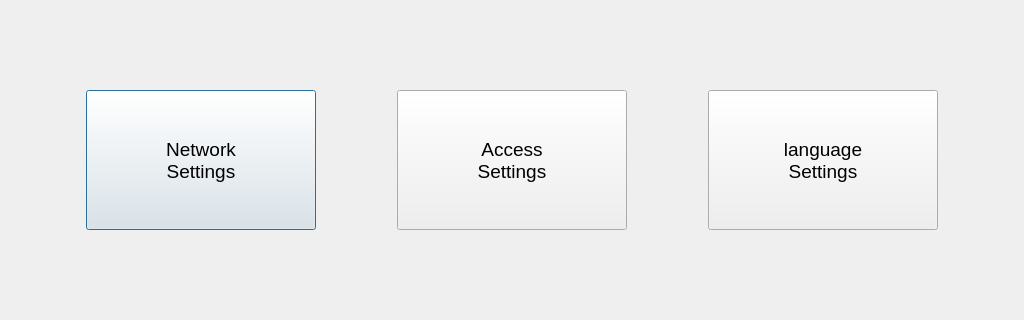
The window that sterownik_glowny/bc_client/csettingsmenu.ui (bremenpl/bateria_cenralna) describes before a commit, drawn with Qt 5; both pictures show x 0 to 1024 and y 140 to 460 of the 1024 by 600 pixel window.
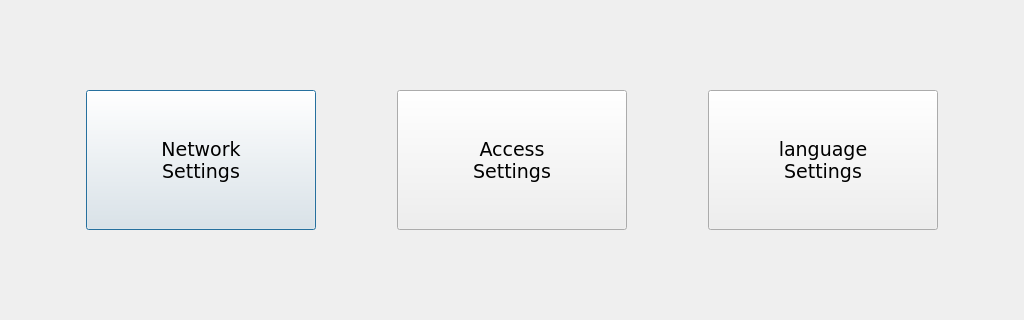
The same window after the commit. Icons and pictures are not drawn.

The edit to the form file:
```diff
--- a/sterownik_glowny/bc_client/csettingsmenu.ui
+++ b/sterownik_glowny/bc_client/csettingsmenu.ui
@@ -36,6 +36,7 @@
      </property>
      <property name="font">
       <font>
+       <family>DejaVu Sans</family>
        <pointsize>14</pointsize>
       </font>
      </property>
@@ -81,6 +82,7 @@
      </property>
      <property name="font">
       <font>
+       <family>DejaVu Sans</family>
        <pointsize>14</pointsize>
       </font>
      </property>
@@ -126,6 +128,7 @@
      </property>
      <property name="font">
       <font>
+       <family>DejaVu Sans</family>
        <pointsize>14</pointsize>
       </font>
      </property>
```
